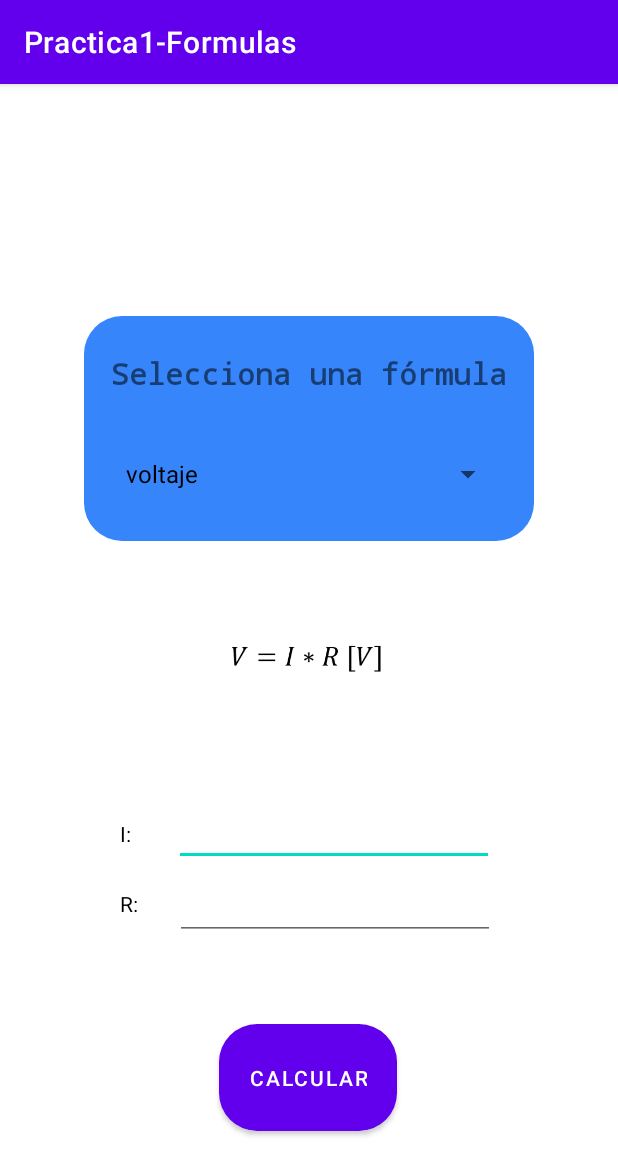
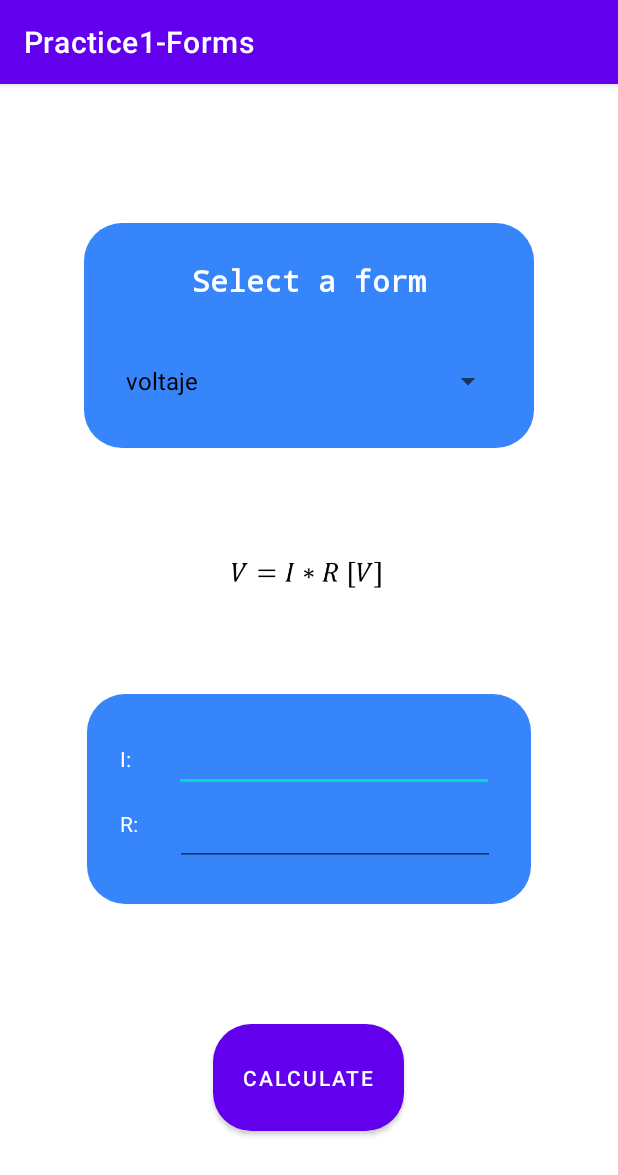
Before and after one commit to ReusHarper/Practica1-Formulas, an Android app: the MainActivity screen opened directly, with no data from a screen before it, on a phone screen of 412 x 824 dp. Shown: the top 1175 px of the screen. Run offline under Robolectric (Android 15) with nearby library versions, the phone set to English and light mode, and no system bars; 1 statement that could not run was skipped.

Commit message:
Agregacion del idioma espanol como lenguaje secundario y establecimiento de idioma ingles como predeterminado, ademas de cambios de diseno en la intefaz principal

```diff
--- a/app/src/main/java/com/example/practica1_formulas/MainActivity.kt
+++ b/app/src/main/java/com/example/practica1_formulas/MainActivity.kt
@@ -6,6 +6,7 @@ import android.os.Bundle
 import android.view.View
 import android.widget.*
 import androidx.appcompat.app.AppCompatActivity
+import androidx.lifecycle.AndroidViewModel
 import com.example.practica1_formulas.databinding.ActivityMainBinding
 import java.util.*
 
@@ -207,6 +208,9 @@ class MainActivity : AppCompatActivity(), AdapterView.OnItemSelectedListener {
         try {
             // Obtencion de la formula seleccionada mediante el spinner
             formulaSelected = spinner.getItem(position).toString()
+
+
+
             binding.imgFormula.setImageResource(getImageId(this, formulaSelected!!))
 
             // Asignacion de valor correspondiente de incognita dependiendo de la formula elegida
--- a/app/src/main/res/layout/activity_main.xml
+++ b/app/src/main/res/layout/activity_main.xml
@@ -18,7 +18,7 @@
         app:layout_constraintEnd_toEndOf="parent"
         app:layout_constraintStart_toStartOf="parent"
         app:layout_constraintTop_toTopOf="parent"
-        app:layout_constraintVertical_bias="0.25" />
+        app:layout_constraintVertical_bias="0.15" />
 
     <TextView
         android:id="@+id/tv_formula"
@@ -28,6 +28,7 @@
         android:text="@string/tx_formula"
         android:textSize="20sp"
         android:textStyle="bold"
+        android:textColor="@color/white"
         app:layout_constraintBottom_toBottomOf="@+id/spinner"
         app:layout_constraintEnd_toEndOf="@+id/spinner"
         app:layout_constraintStart_toStartOf="@+id/spinner"
@@ -40,6 +41,7 @@
         android:layout_height="56dp"
         android:text="@string/tx_tipo"
         android:textSize="20sp"
+        android:textColor="@color/white"
         app:layout_constraintBottom_toBottomOf="@+id/spinner"
         app:layout_constraintEnd_toEndOf="@+id/spinner"
         app:layout_constraintHorizontal_bias="0.5"
@@ -62,35 +64,20 @@
     <View
         android:id="@+id/vw_valores"
         android:layout_width="296dp"
-        android:layout_height="150dp"
+        android:layout_height="140dp"
+        android:background="@drawable/v_radius"
         app:layout_constraintBottom_toBottomOf="parent"
         app:layout_constraintEnd_toEndOf="parent"
         app:layout_constraintStart_toStartOf="parent"
         app:layout_constraintTop_toBottomOf="@+id/img_formula"
-        app:layout_constraintVertical_bias="0.157" />
-
-    <Button
-        android:id="@+id/btn_calcular"
-        android:layout_width="wrap_content"
-        android:layout_height="wrap_content"
-        android:layout_marginBottom="70dp"
-        android:padding="20dp"
-        android:background="@drawable/v_radius"
-        android:onClick="calcular"
-        android:text="@string/btn_calcular"
-        app:layout_constraintBottom_toBottomOf="parent"
-        app:layout_constraintEnd_toEndOf="parent"
-        app:layout_constraintHorizontal_bias="0.498"
-        app:layout_constraintStart_toStartOf="parent"
-        app:layout_constraintTop_toBottomOf="@+id/vw_valores"
-        app:layout_constraintVertical_bias="1.0" />
+        app:layout_constraintVertical_bias="0.15" />
 
     <TextView
         android:id="@+id/tv_val1"
         android:layout_width="wrap_content"
         android:layout_height="wrap_content"
         android:text="@string/val_corriente"
-        android:textColor="@color/black"
+        android:textColor="@color/white"
         app:layout_constraintBottom_toBottomOf="@+id/vw_valores"
         app:layout_constraintEnd_toEndOf="@+id/vw_valores"
         app:layout_constraintHorizontal_bias="0.076"
@@ -103,7 +90,7 @@
         android:layout_width="wrap_content"
         android:layout_height="wrap_content"
         android:text="@string/val_resistencia"
-        android:textColor="@color/black"
+        android:textColor="@color/white"
         app:layout_constraintBottom_toBottomOf="@+id/vw_valores"
         app:layout_constraintEnd_toEndOf="@+id/vw_valores"
         app:layout_constraintHorizontal_bias="0.077"
@@ -117,6 +104,7 @@
         android:layout_height="wrap_content"
         android:ems="10"
         android:inputType="numberDecimal"
+        android:textColor="@color/white"
         app:layout_constraintBottom_toBottomOf="@+id/vw_valores"
         app:layout_constraintEnd_toEndOf="@+id/vw_valores"
         app:layout_constraintHorizontal_bias="0.543"
@@ -131,27 +119,27 @@
         android:layout_marginTop="4dp"
         android:ems="10"
         android:inputType="numberDecimal"
+        android:textColor="@color/white"
         app:layout_constraintBottom_toBottomOf="@+id/vw_valores"
         app:layout_constraintEnd_toEndOf="@+id/vw_valores"
         app:layout_constraintStart_toEndOf="@+id/tv_val2"
         app:layout_constraintTop_toBottomOf="@+id/etnd1"
         app:layout_constraintVertical_bias="0.0" />
 
-    <!--
-    <com.google.android.material.textfield.TextInputLayout
-        android:layout_width="154dp"
-        android:layout_height="43dp"
-        tools:layout_editor_absoluteX="154dp"
-        tools:layout_editor_absoluteY="67dp">
-
-    </com.google.android.material.textfield.TextInputLayout>
-
-    <com.google.android.material.textfield.TextInputEditText
-        android:layout_width="163dp"
-        android:layout_height="21dp"
-        android:hint="hint"
-        tools:layout_editor_absoluteX="162dp"
-        tools:layout_editor_absoluteY="467dp" />
-    -->
+    <Button
+        android:id="@+id/btn_calcular"
+        android:layout_width="wrap_content"
+        android:layout_height="wrap_content"
+        android:layout_marginBottom="70dp"
+        android:background="@drawable/v_radius"
+        android:onClick="calcular"
+        android:padding="20dp"
+        android:text="@string/btn_calcular"
+        app:layout_constraintBottom_toBottomOf="parent"
+        app:layout_constraintEnd_toEndOf="parent"
+        app:layout_constraintHorizontal_bias="0.498"
+        app:layout_constraintStart_toStartOf="parent"
+        app:layout_constraintTop_toBottomOf="@+id/vw_valores"
+        app:layout_constraintVertical_bias="1.0" />
 
 </androidx.constraintlayout.widget.ConstraintLayout>
--- a/app/src/main/res/values/strings.xml
+++ b/app/src/main/res/values/strings.xml
@@ -1,15 +1,15 @@
 <resources>
-    <string name="app_name">Practica1-Formulas</string>
+    <string name="app_name">Practice1-Forms</string>
     <string name="version">Version 1.0.0</string>
     <string name="author">Created by: Arturo Espinosa</string>
-    <string name="branding_title">Formulario</string>
-    <string name="tx_formula">Selecciona una fórmula</string>
-    <string name="tx_tipo"><![CDATA[<-- Ecuacion -->]]></string>
-    <string name="btn_calcular">Calcular</string>
+    <string name="branding_title">Forms</string>
+    <string name="tx_formula">Select a form</string>
+    <string name="tx_tipo"><![CDATA[<— Equation -->]]></string>
+    <string name="btn_calcular">Calculate</string>
     <string name="val_voltaje">V:</string>
     <string name="val_resistencia">R:</string>
     <string name="val_corriente">I:</string>
-    <string name="btn_regresar">reiniciar app</string>
-    <string name="tx_header_resultado">Resultado:</string>
-    <string name="tx_resultado">Desconocido</string>
+    <string name="btn_regresar">Restart app</string>
+    <string name="tx_header_resultado">Result:</string>
+    <string name="tx_resultado">Unknow</string>
 </resources>
```
